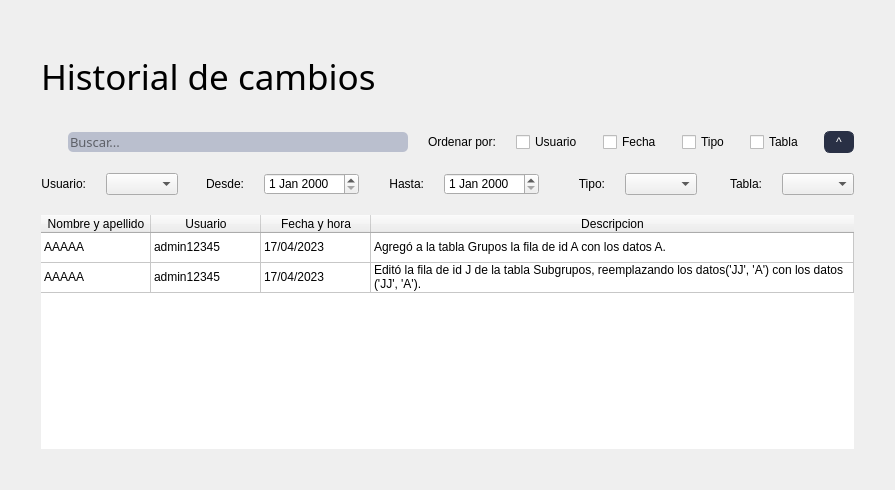
Above: blustock/ui/screens_uis/historial.ui from MaxAPBusiness/Blustock before the change. Below: the same form after it.
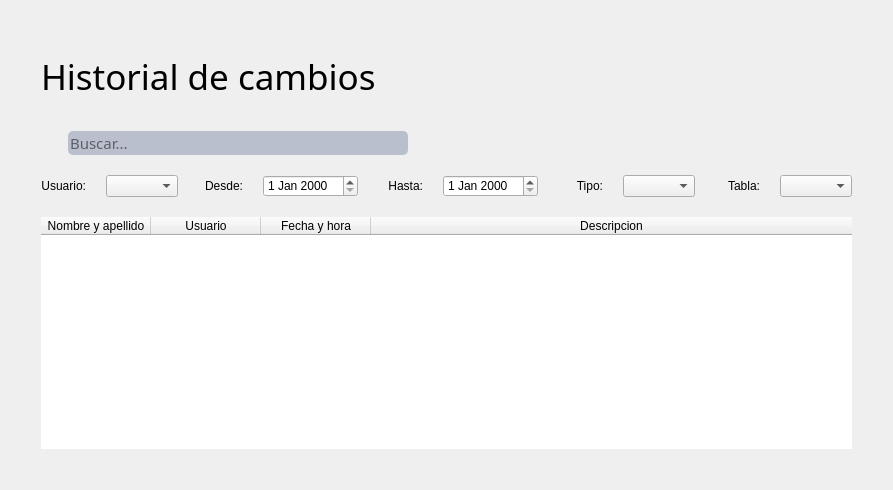
That is the form after the change. Icons and pictures are not drawn.

The edit to the form file:
```diff
--- a/blustock/ui/screens_uis/historial.ui
+++ b/blustock/ui/screens_uis/historial.ui
@@ -221,8 +221,8 @@
          </property>
          <property name="font">
           <font>
-           <family>Oswald</family>
-           <pointsize>10</pointsize>
+           <family>Oswald,sans-serif</family>
+           <pointsize>11</pointsize>
            <weight>50</weight>
            <bold>false</bold>
           </font>
@@ -248,57 +248,6 @@
          </property>
         </spacer>
        </item>
-       <item>
-        <widget class="QLabel" name="label_3">
-         <property name="text">
-          <string>Ordenar por:</string>
-         </property>
-        </widget>
-       </item>
-       <item>
-        <widget class="QCheckBox" name="checkBox">
-         <property name="text">
-          <string>Usuario</string>
-         </property>
-        </widget>
-       </item>
-       <item>
-        <widget class="QCheckBox" name="checkBox_2">
-         <property name="text">
-          <string>Fecha</string>
-         </property>
-        </widget>
-       </item>
-       <item>
-        <widget class="QCheckBox" name="checkBox_3">
-         <property name="text">
-          <string>Tipo</string>
-         </property>
-        </widget>
-       </item>
-       <item>
-        <widget class="QCheckBox" name="checkBox_4">
-         <property name="text">
-          <string>Tabla</string>
-         </property>
-        </widget>
-       </item>
-       <item>
-        <widget class="QPushButton" name="pushButton_3">
-         <property name="maximumSize">
-          <size>
-           <width>30</width>
-           <height>30</height>
-          </size>
-         </property>
-         <property name="text">
-          <string> ^ </string>
-         </property>
-        </widget>
-       </item>
-       <item>
-        <layout class="QHBoxLayout" name="horizontalLayout_3"/>
-       </item>
       </layout>
      </item>
      <item>
@@ -417,16 +366,6 @@
        <attribute name="verticalHeaderStretchLastSection">
         <bool>false</bool>
        </attribute>
-       <row>
-        <property name="text">
-         <string/>
-        </property>
-       </row>
-       <row>
-        <property name="text">
-         <string/>
-        </property>
-       </row>
        <column>
         <property name="text">
          <string>Nombre y apellido</string>
@@ -447,46 +386,6 @@
          <string>Descripcion</string>
         </property>
        </column>
-       <item row="0" column="0">
-        <property name="text">
-         <string>AAAAA</string>
-        </property>
-       </item>
-       <item row="0" column="1">
-        <property name="text">
-         <string>admin12345</string>
-        </property>
-       </item>
-       <item row="0" column="2">
-        <property name="text">
-         <string>17/04/2023</string>
-        </property>
-       </item>
-       <item row="0" column="3">
-        <property name="text">
-         <string>Agregó a la tabla Grupos la fila de id A con los datos A.</string>
-        </property>
-       </item>
-       <item row="1" column="0">
-        <property name="text">
-         <string>AAAAA</string>
-        </property>
-       </item>
-       <item row="1" column="1">
-        <property name="text">
-         <string>admin12345</string>
-        </property>
-       </item>
-       <item row="1" column="2">
-        <property name="text">
-         <string>17/04/2023</string>
-        </property>
-       </item>
-       <item row="1" column="3">
-        <property name="text">
-         <string>Editó la fila de id J de la tabla Subgrupos, reemplazando los datos('JJ', 'A') con los datos ('JJ', 'A').</string>
-        </property>
-       </item>
       </widget>
      </item>
     </layout>
```
Left out of the diff: 3 changed lines with no effect on the pictures.
